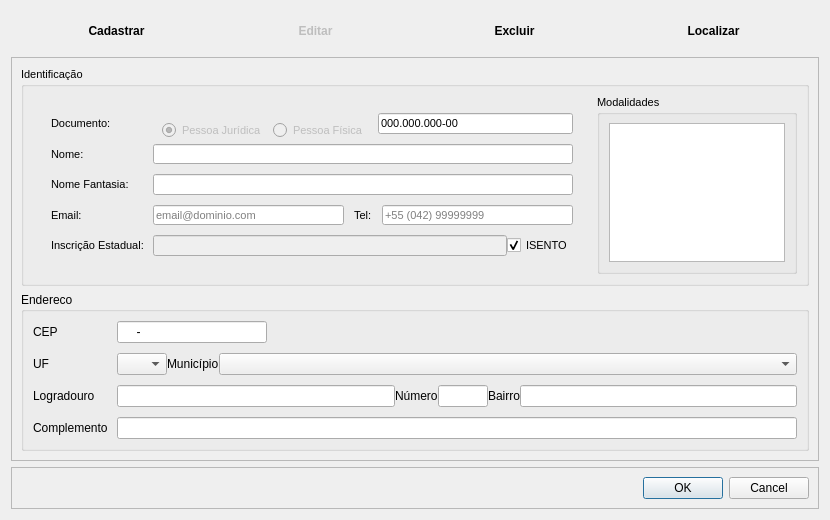
First picture: the form in Resources/UI/CadastroPessoa.ui, repository Klubas/Projeto-SOAD, before the edit.
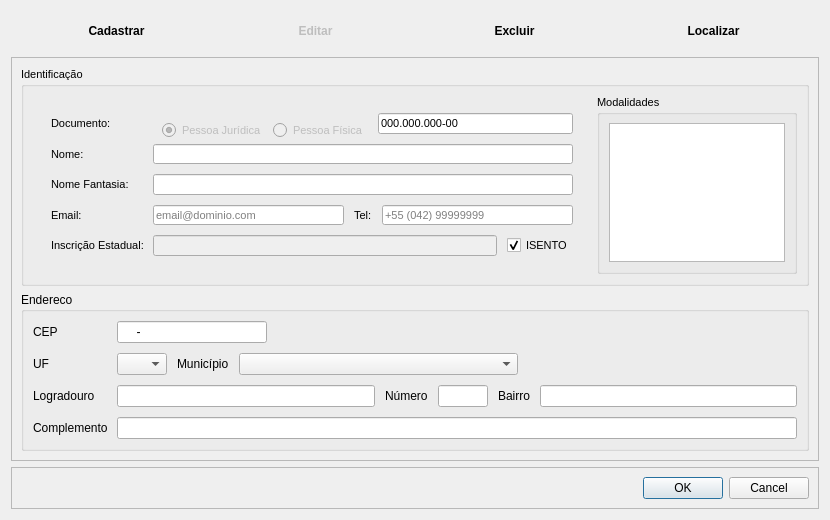
Second picture: the form after the edit.

Commit message: # Cadastro mercadoria - procedimento para cadastrar e atualziar mercadorias - Finalizando parte de cadastro da tela de cadastro de mercadoria

```diff
--- a/Resources/UI/CadastroPessoa.ui
+++ b/Resources/UI/CadastroPessoa.ui
@@ -25,6 +25,12 @@
     <height>520</height>
    </size>
   </property>
+  <property name="maximumSize">
+   <size>
+    <width>900</width>
+    <height>528</height>
+   </size>
+  </property>
   <property name="windowTitle">
    <string>Cadastrar Pessoa</string>
   </property>
@@ -213,6 +219,9 @@
              </item>
              <item row="1" column="1">
               <layout class="QHBoxLayout" name="horizontalLayout_9">
+               <property name="spacing">
+                <number>10</number>
+               </property>
                <item>
                 <widget class="QComboBox" name="comboBox_uf">
                  <property name="maximumSize">
@@ -244,7 +253,7 @@
                <item>
                 <widget class="QComboBox" name="comboBox_municipio">
                  <property name="sizePolicy">
-                  <sizepolicy hsizetype="Minimum" vsizetype="Minimum">
+                  <sizepolicy hsizetype="Expanding" vsizetype="Minimum">
                    <horstretch>0</horstretch>
                    <verstretch>0</verstretch>
                   </sizepolicy>
@@ -260,6 +269,19 @@
                  </property>
                 </widget>
                </item>
+               <item>
+                <spacer name="horizontalSpacer">
+                 <property name="orientation">
+                  <enum>Qt::Horizontal</enum>
+                 </property>
+                 <property name="sizeHint" stdset="0">
+                  <size>
+                   <width>40</width>
+                   <height>20</height>
+                  </size>
+                 </property>
+                </spacer>
+               </item>
               </layout>
              </item>
              <item row="2" column="0">
@@ -271,6 +293,9 @@
              </item>
              <item row="2" column="1">
               <layout class="QHBoxLayout" name="horizontalLayout_7">
+               <property name="spacing">
+                <number>10</number>
+               </property>
                <item>
                 <widget class="QLineEdit" name="lineEdit_logradouro">
                  <property name="maximumSize">
@@ -510,6 +535,9 @@
                  </item>
                  <item row="4" column="1">
                   <layout class="QHBoxLayout" name="horizontalLayout_IE">
+                   <property name="spacing">
+                    <number>10</number>
+                   </property>
                    <item>
                     <widget class="QLineEdit" name="lineEdit_IE">
                      <property name="enabled">
```
Left out of the diff: 6 changed lines with no effect on the pictures. The commit also changes 30 other files.
